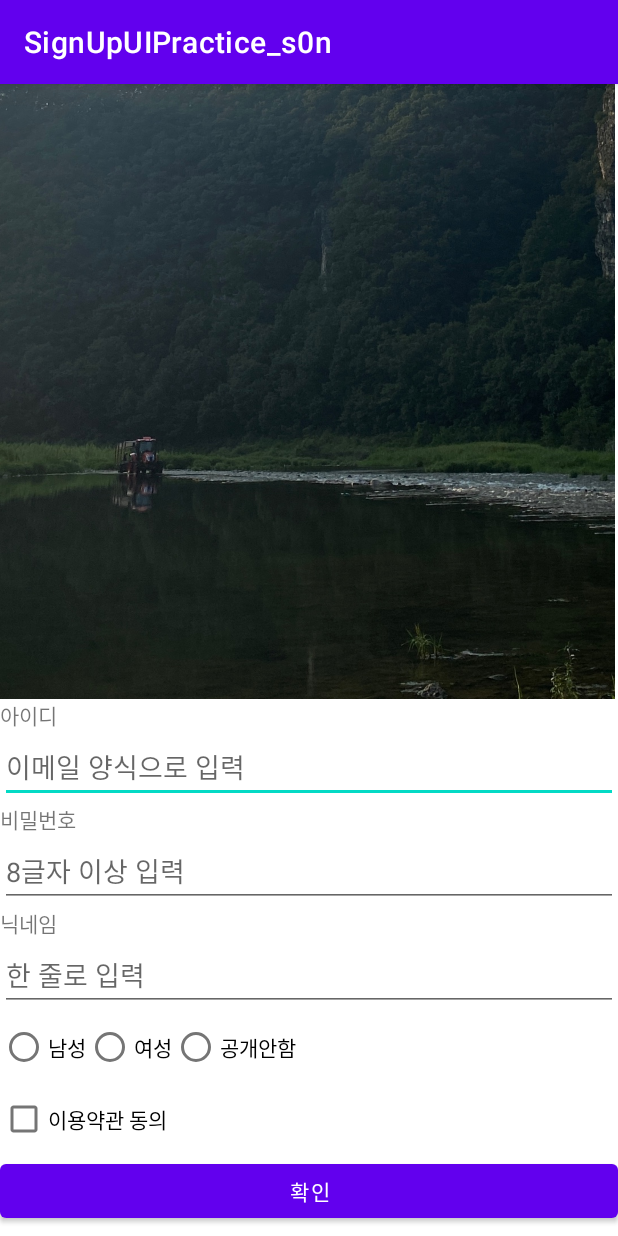
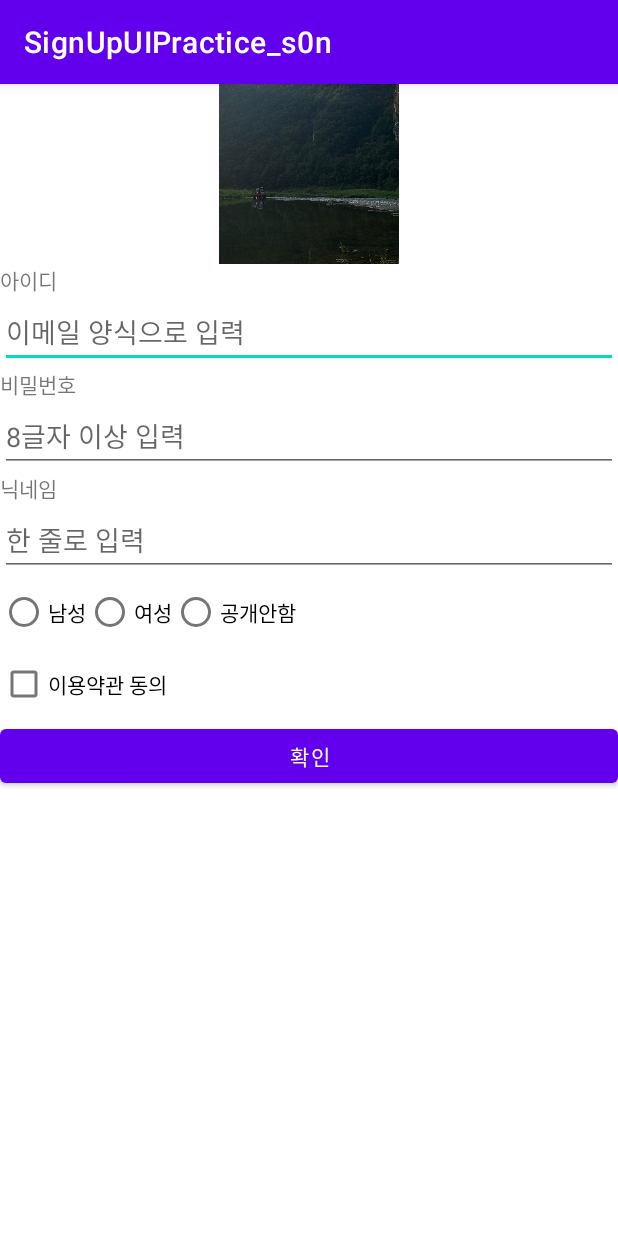
Before and after one commit to sonlucy/SignUpUIPractice_s0n, an Android app: the screen it shows after launch (MainActivity), on a phone screen of 412 x 824 dp. Run offline under Robolectric (Android 15) with nearby library versions, the phone set to English and light mode, and no system bars.

Commit message:
별도 LinearLayout gravity 활용, -이미지뷰만 가운데로.

```diff
--- a/app/src/main/res/layout/activity_main.xml
+++ b/app/src/main/res/layout/activity_main.xml
@@ -5,13 +5,23 @@
     android:layout_width="match_parent"
     android:layout_height="match_parent"
     tools:context=".MainActivity"
+    android:gravity="top"
     android:orientation="vertical">
 
-    <ImageView
-        android:layout_width="410dp"
-        android:layout_height="410dp"
-        android:src="@drawable/s0n_logo_01"
-        android:scaleType="centerCrop"/>
+    <LinearLayout
+        android:layout_width="match_parent"
+        android:layout_height="wrap_content"
+        android:orientation="vertical"
+        android:gravity="center">
+
+        <ImageView
+            android:layout_width="120dp"
+            android:layout_height="120dp"
+            android:src="@drawable/s0n_logo_01"
+            android:scaleType="centerCrop"/>
+
+    </LinearLayout>
+
 
 
     <TextView
```
